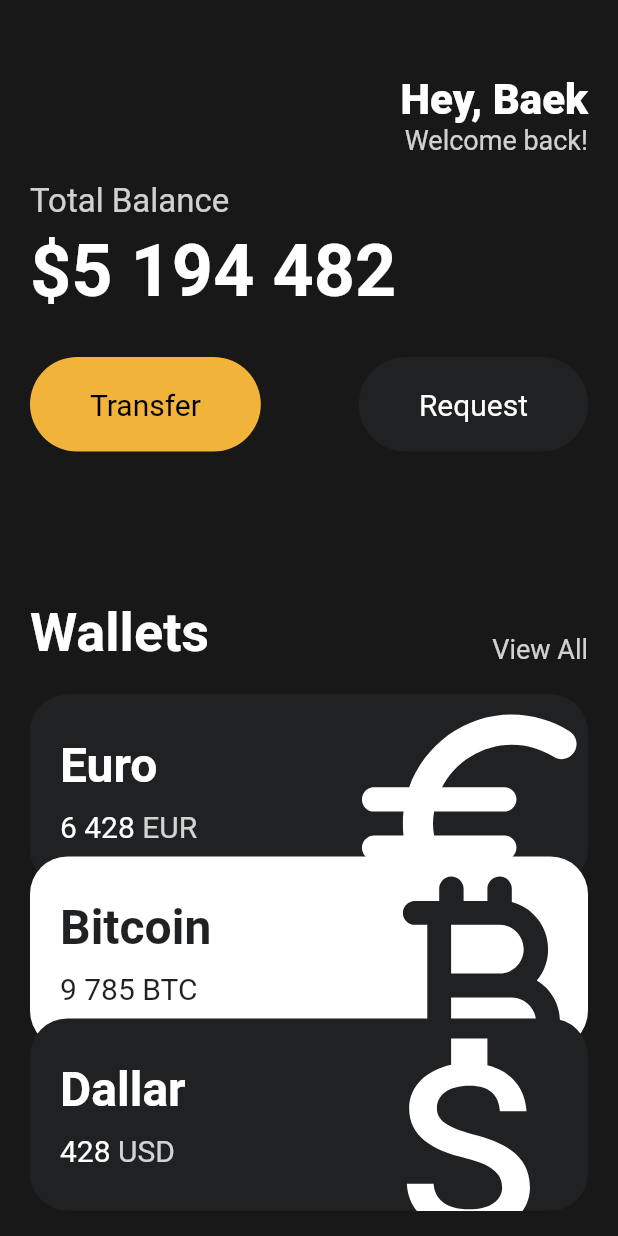
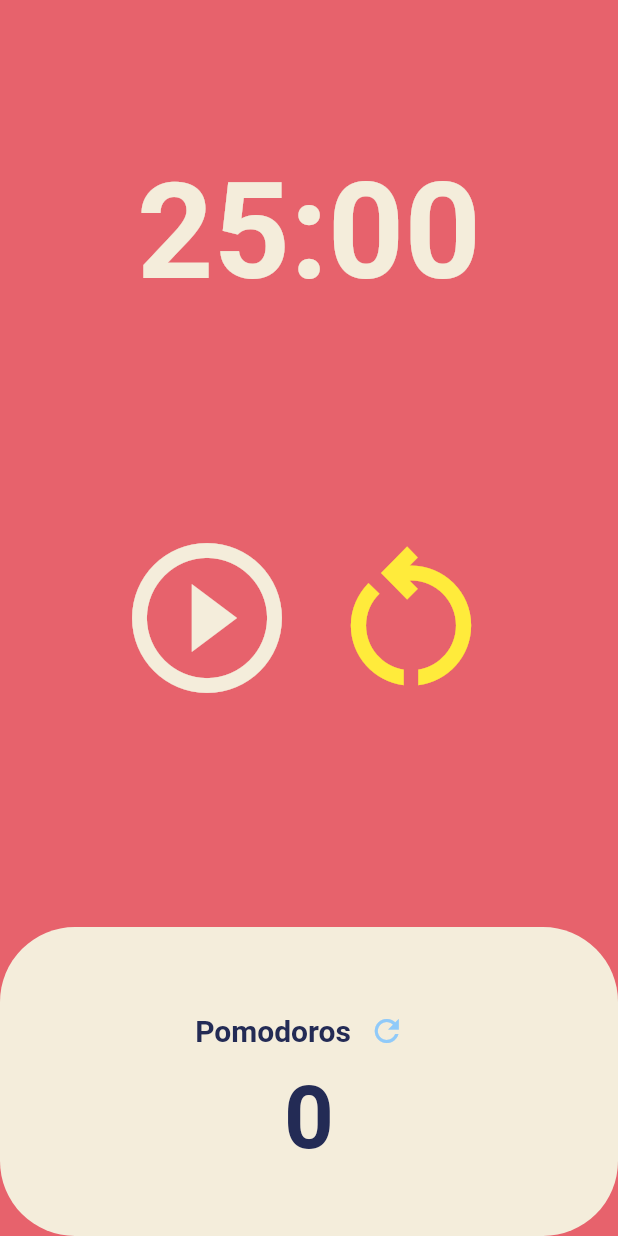
Before and after one commit to SM0413/toonflix, a Flutter app: the screen it shows after launch, on a phone screen of 412 x 824 dp. Run offline on Flutter 3.47's test engine with Material 2 defaults, Android fonts, the phone set to English and light mode, and no system bars.

Commit message:
타이머

```diff
--- a/lib/main.dart
+++ b/lib/main.dart
@@ -1,6 +1,5 @@
 import 'package:flutter/material.dart';
-import 'package:toonflix/widgets/button.dart';
-import 'package:toonflix/widgets/currency_card.dart';
+import 'package:toonflix/screens/home_screens.dart';
 
 void main() {
   runApp(App());
@@ -10,137 +9,16 @@ class App extends StatelessWidget {
   @override
   Widget build(BuildContext context) {
     return MaterialApp(
-      home: Scaffold(
-        backgroundColor: const Color(0xFF181818),
-        body: SingleChildScrollView(
-          child: Padding(
-            padding: const EdgeInsets.symmetric(horizontal: 20),
-            child: Column(
-              crossAxisAlignment: CrossAxisAlignment.start,
-              children: [
-                const SizedBox(
-                  height: 50,
-                ),
-                Row(
-                  mainAxisAlignment: MainAxisAlignment.end,
-                  children: [
-                    Column(
-                      crossAxisAlignment: CrossAxisAlignment.end,
-                      children: [
-                        const Text(
-                          "Hey, Baek",
-                          style: TextStyle(
-                            color: Colors.white,
-                            fontSize: 28,
-                            fontWeight: FontWeight.w800,
-                          ),
-                        ),
-                        Text(
-                          "Welcome back!",
-                          style: TextStyle(
-                            color: Colors.white.withOpacity(0.8),
-                            fontSize: 18,
-                          ),
-                        ),
-                      ],
-                    )
-                  ],
-                ),
-                const SizedBox(
-                  height: 17,
-                ),
-                Text(
-                  'Total Balance',
-                  style: TextStyle(
-                    fontSize: 22,
-                    color: Colors.white.withOpacity(0.8),
-                  ),
-                ),
-                const SizedBox(
-                  height: 5,
-                ),
-                const Text(
-                  '\$5 194 482',
-                  style: TextStyle(
-                    fontSize: 48,
-                    fontWeight: FontWeight.w600,
-                    color: Colors.white,
-                  ),
-                ),
-                const SizedBox(
-                  height: 30,
-                ),
-                Row(
-                  mainAxisAlignment: MainAxisAlignment.spaceBetween,
-                  children: const [
-                    Button(
-                      text: "Transfer",
-                      bgColor: Color(0xFFF2B33A),
-                      textColor: Colors.black,
-                    ),
-                    Button(
-                      text: "Request",
-                      bgColor: Color(0xFF1F2123),
-                      textColor: Colors.white,
-                    ),
-                  ],
-                ),
-                const SizedBox(
-                  height: 100,
-                ),
-                Row(
-                  mainAxisAlignment: MainAxisAlignment.spaceBetween,
-                  crossAxisAlignment: CrossAxisAlignment.end,
-                  children: [
-                    const Text(
-                      "Wallets",
-                      style: TextStyle(
-                        color: Colors.white,
-                        fontSize: 36,
-                        fontWeight: FontWeight.w600,
-                      ),
-                    ),
-                    Text(
-                      "View All",
-                      style: TextStyle(
-                        color: Colors.white.withOpacity(0.8),
-                        fontSize: 18,
-                      ),
-                    ),
-                  ],
-                ),
-                const SizedBox(
-                  height: 20,
-                ),
-                const CurrencyCard(
-                  name: "Euro",
-                  code: "EUR",
-                  amount: "6 428",
-                  icon: Icons.euro_rounded,
-                  isInverted: false,
-                  offsetNum: 0,
-                ),
-                const CurrencyCard(
-                  name: "Bitcoin",
-                  code: "BTC",
-                  amount: "9 785",
-                  icon: Icons.currency_bitcoin_rounded,
-                  isInverted: true,
-                  offsetNum: 1,
-                ),
-                const CurrencyCard(
-                  name: "Dallar",
-                  code: "USD",
-                  amount: "428",
-                  icon: Icons.attach_money,
-                  isInverted: false,
-                  offsetNum: 2,
-                ),
-              ],
-            ),
+      theme: ThemeData(
+        backgroundColor: const Color(0xFFE7626C),
+        textTheme: const TextTheme(
+          headline1: TextStyle(
+            color: Color(0xFF232B55),
           ),
         ),
+        cardColor: const Color(0xFFF4EDDB),
       ),
+      home: const HomeScreen(),
     );
   }
 }
--- /dev/null
+++ b/lib/screens/home_screens.dart
@@ -0,0 +1,164 @@
+import 'dart:async';
+
+import 'package:flutter/material.dart';
+
+class HomeScreen extends StatefulWidget {
+  const HomeScreen({super.key});
+
+  @override
+  State<HomeScreen> createState() => _HomeScreenState();
+}
+
+class _HomeScreenState extends State<HomeScreen> {
+  static const twentyFiveMinutes = 1500;
+  int totalSeconds = twentyFiveMinutes;
+  bool isRunning = false;
+  int totalPomodoros = 0;
+  late Timer timer;
+
+  void onTick(Timer timer) {
+    if (totalSeconds <= 0) {
+      setState(() {
+        totalSeconds = twentyFiveMinutes;
+        totalPomodoros++;
+        isRunning = false;
+      });
+      timer.cancel();
+    } else {
+      setState(() {
+        totalSeconds--;
+      });
+    }
+  }
+
+  void onStartPressed() {
+    timer = Timer.periodic(
+      const Duration(seconds: 1),
+      onTick,
+    );
+    setState(() {
+      isRunning = true;
+    });
+  }
+
+  void onPausePressed() {
+    timer.cancel();
+    setState(() {
+      isRunning = false;
+    });
+  }
+
+  String format(int seconds) {
+    var duration = Duration(seconds: seconds);
+    return duration.toString().split(".").first.substring(2);
+  }
+
+  void onRestartPressed() {
+    setState(() {
+      totalSeconds = twentyFiveMinutes;
+      isRunning = false;
+      timer.cancel();
+    });
+  }
+
+  void onResetPomodorosPressed() {
+    setState(() {
+      totalPomodoros = 0;
+    });
+  }
+
+  @override
+  Widget build(BuildContext context) {
+    return Scaffold(
+      backgroundColor: Theme.of(context).backgroundColor,
+      body: Column(
+        children: [
+          Flexible(
+            flex: 1,
+            child: Container(
+              alignment: Alignment.bottomCenter,
+              child: Text(
+                format(totalSeconds),
+                style: TextStyle(
+                  color: Theme.of(context).cardColor,
+                  fontSize: 89,
+                  fontWeight: FontWeight.w600,
+                ),
+              ),
+            ),
+          ),
+          Flexible(
+            flex: 2,
+            child: Center(
+              child:
+                  Row(mainAxisAlignment: MainAxisAlignment.center, children: [
+                IconButton(
+                  iconSize: 120,
+                  color: Theme.of(context).cardColor,
+                  icon: Icon(isRunning
+                      ? Icons.pause_outlined
+                      : Icons.play_circle_outline),
+                  onPressed: isRunning ? onPausePressed : onStartPressed,
+                ),
+                IconButton(
+                  iconSize: 120,
+                  color: Colors.yellow,
+                  icon: const Icon(Icons.restart_alt_outlined),
+                  onPressed: onRestartPressed,
+                )
+              ]),
+            ),
+          ),
+          Flexible(
+            flex: 1,
+            child: Row(
+              children: [
+                Expanded(
+                  child: Container(
+                    decoration: BoxDecoration(
+                      color: Theme.of(context).cardColor,
+                      borderRadius: BorderRadius.circular(50),
+                    ),
+                    child: Column(
+                      mainAxisAlignment: MainAxisAlignment.center,
+                      children: [
+                        Row(
+                          mainAxisAlignment: MainAxisAlignment.center,
+                          children: [
+                            Text(
+                              'Pomodoros',
+                              style: TextStyle(
+                                fontSize: 20,
+                                fontWeight: FontWeight.w600,
+                                color: Theme.of(context)
+                                    .textTheme
+                                    .headline1
+                                    ?.color,
+                              ),
+                            ),
+                            IconButton(
+                                onPressed: onResetPomodorosPressed,
+                                color: Colors.blue[200],
+                                icon: const Icon(Icons.refresh_outlined))
+                          ],
+                        ),
+                        Text(
+                          '$totalPomodoros',
+                          style: TextStyle(
+                            fontSize: 58,
+                            fontWeight: FontWeight.w600,
+                            color: Theme.of(context).textTheme.headline1?.color,
+                          ),
+                        ),
+                      ],
+                    ),
+                  ),
+                ),
+              ],
+            ),
+          ),
+        ],
+      ),
+    );
+  }
+}
```
Also changed, not shown: 1 other file.
